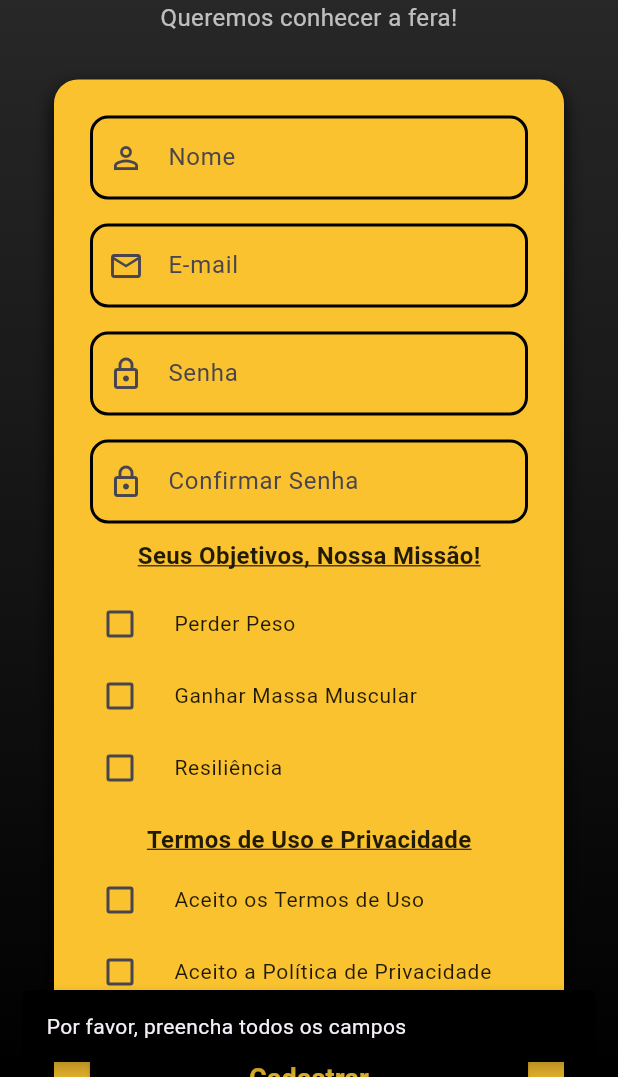
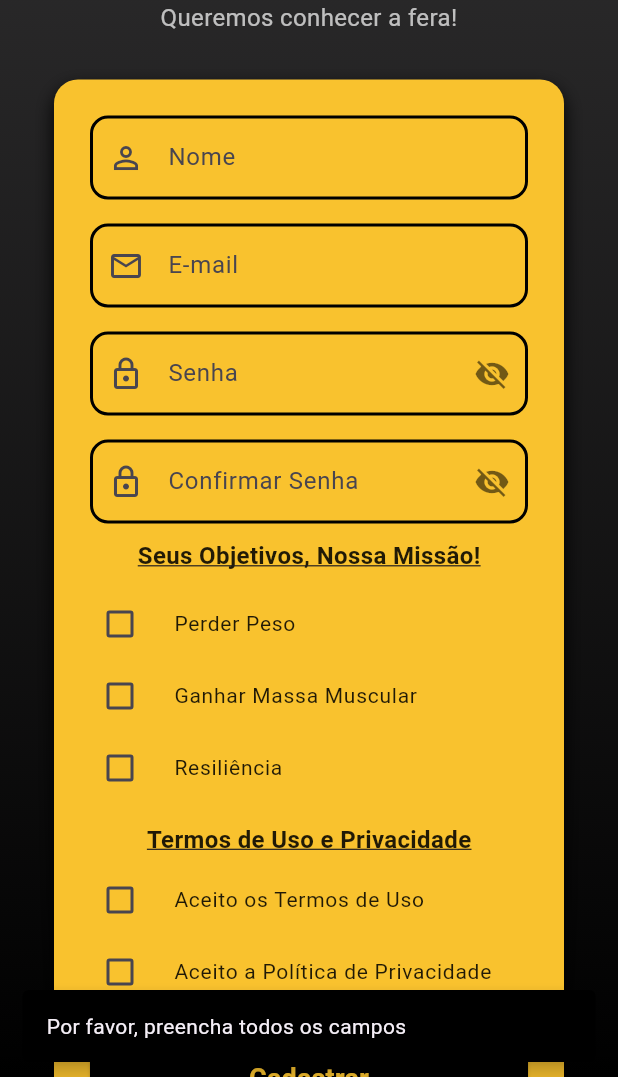
Before and after one commit to MurilloTercariol/make-your-body, a Flutter app: the CadastroView screen opened by its route, after a tap on "Cadastrar", on a phone screen of 412 x 824 dp, the part 159-1236 px from its top. Run offline on Flutter 3.47's test engine with Material 3 defaults, Android fonts, the phone set to English and light mode, and no system bars; our stand-ins replace cloud_firestore, device_preview, firebase_auth, firebase_core, get_it; accounts and stored records are empty; Roboto replaces fonts that are missing (LeagueGothic).

Commit message:
Firebase configurado, cadastro, login e recuperação de senha feitos

```diff
--- a/make-your-body/lib/view/cadastro_view.dart
+++ b/make-your-body/lib/view/cadastro_view.dart
@@ -18,6 +18,10 @@ class _CadastroViewState extends State<CadastroView> {
   final TextEditingController _passwordController = TextEditingController();
   final TextEditingController _confirmPasswordController =
       TextEditingController();
+
+  // Adicione estas duas linhas:
+  bool _obscurePassword = true;
+  bool _obscureConfirmPassword = true;
 
   // Estados para os checkboxes
   bool _hiperChecked = false;
@@ -145,7 +149,7 @@ class _CadastroViewState extends State<CadastroView> {
                     // Campo Senha
                     TextFormField(
                       controller: _passwordController,
-                      obscureText: true,
+                      obscureText: _obscurePassword,
                       decoration: InputDecoration(
                         labelText: 'Senha',
                         prefixIcon: const Icon(Icons.lock_outlined),
@@ -163,6 +167,19 @@ class _CadastroViewState extends State<CadastroView> {
                             width: 2,
                           ),
                         ),
+                        suffixIcon: IconButton(
+                          icon: Icon(
+                            _obscurePassword
+                                ? Icons.visibility_off
+                                : Icons.visibility,
+                            color: Colors.black54,
+                          ),
+                          onPressed: () {
+                            setState(() {
+                              _obscurePassword = !_obscurePassword;
+                            });
+                          },
+                        ),
                       ),
                     ),
                     const SizedBox(height: 16),
@@ -170,7 +187,7 @@ class _CadastroViewState extends State<CadastroView> {
                     // Campo Confirmar Senha
                     TextFormField(
                       controller: _confirmPasswordController,
-                      obscureText: true,
+                      obscureText: _obscureConfirmPassword,
                       decoration: InputDecoration(
                         labelText: 'Confirmar Senha',
                         prefixIcon: const Icon(Icons.lock_outlined),
@@ -187,6 +204,20 @@ class _CadastroViewState extends State<CadastroView> {
                             color: Colors.black,
                             width: 2,
                           ),
+                        ),
+                        suffixIcon: IconButton(
+                          icon: Icon(
+                            _obscureConfirmPassword
+                                ? Icons.visibility_off
+                                : Icons.visibility,
+                            color: Colors.black54,
+                          ),
+                          onPressed: () {
+                            setState(() {
+                              _obscureConfirmPassword =
+                                  !_obscureConfirmPassword;
+                            });
+                          },
                         ),
                       ),
                     ),
@@ -359,7 +390,7 @@ class _CadastroViewState extends State<CadastroView> {
   }
 
   // Método para cadastrar usuário
-  void _cadastrarUsuario() {
+  void _cadastrarUsuario() async {
     // Validações básicas
     if (_nomeController.text.isEmpty ||
         _emailController.text.isEmpty ||
@@ -379,14 +410,39 @@ class _CadastroViewState extends State<CadastroView> {
       return;
     }
 
+    //Código antigo antes do Firebase
     // Aqui você chamaria o método do controller para cadastrar
-    _cadastroController.cadastrarUsuario(
+    /*_cadastroController.cadastrarUsuario(
       _nomeController.text,
       _emailController.text,
       _passwordController.text,
     );
 
     _mostrarSnackBar('Cadastro realizado com sucesso!');
+  }
+   */
+
+    // Coletando objetivos selecionados
+    List<String> objetivos = [];
+    if (_perderChecked) objetivos.add('Perder Peso');
+    if (_hiperChecked) objetivos.add('Ganhar Massa Muscular');
+    if (_resilienciaChecked) objetivos.add('Resiliência');
+
+    String? erro = await _cadastroController.cadastrarUsuario(
+      nome: _nomeController.text,
+      email: _emailController.text,
+      senha: _passwordController.text,
+      objetivos: objetivos,
+    );
+
+    if (erro == null) {
+      // Sucesso! Usuário cadastrado
+      _mostrarSnackBar('Usuário cadastrado com sucesso!');
+      Navigator.pushNamed(context, '/');
+    } else {
+      // Erro - mostrar para o usuário
+      _mostrarSnackBar('Erro: $erro');
+    }
   }
 
   void _mostrarSnackBar(String mensagem) {
--- a/make-your-body/lib/view/home_view.dart
+++ b/make-your-body/lib/view/home_view.dart
@@ -1,4 +1,5 @@
 import 'package:flutter/material.dart';
+import '../controller/login_controller.dart';
 
 class HomeView extends StatelessWidget {
   const HomeView({super.key});
@@ -31,8 +32,9 @@ class HomeView extends StatelessWidget {
                       Icons.exit_to_app,
                       color: Color(0xFFF9C22E),
                     ),
-                    onPressed: () {
-                      Navigator.pushNamed(context, '/');
+                    onPressed: () async {
+                      final loginController = LoginController();
+                      await loginController.logout(context);
                     },
                   ),
                 ],
--- a/make-your-body/pubspec.yaml
+++ b/make-your-body/pubspec.yaml
@@ -1,6 +1,6 @@
 name: projeto_app
 description: "A new Flutter project."
-publish_to: 'none'
+publish_to: "none"
 version: 0.1.0
 
 environment:
@@ -11,6 +11,9 @@ dependencies:
     sdk: flutter
   device_preview: ^1.3.1
   get_it: ^8.2.0
+  firebase_core: ^4.2.1
+  cloud_firestore: ^6.1.0
+  firebase_auth: ^6.1.2
 
 dev_dependencies:
   flutter_test:
```
Also changed, not shown: make-your-body/lib/controller/cadastro_controller.dart (+33 -1 lines), make-your-body/lib/controller/esqueci_controller.dart (+54 -1 lines), make-your-body/lib/controller/login_controller.dart (+85 -12 lines), make-your-body/lib/main.dart (+7 -2 lines), make-your-body/lib/view/login_view.dart (+26 -3 lines), make-your-body/firebase.json (added), make-your-body/lib/firebase_options.dart (added), make-your-body/pubspec.lock, 3 other files.
